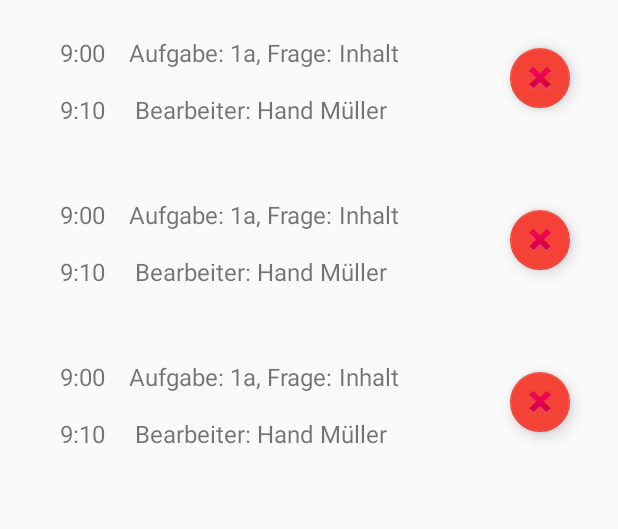
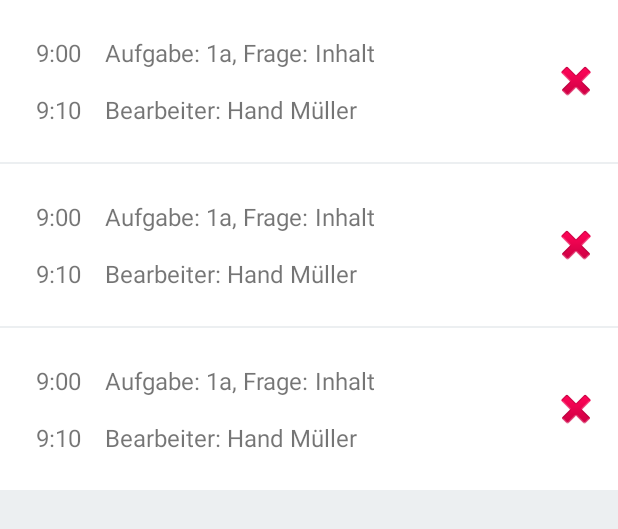
Before and after one commit to marcengelmann/SmartInsight, an Android app: the layout fragment_anfrage_list.xml on its own in the app's theme, with its tools: preview values and no code run, on a phone screen of 412 x 824 dp. Shown: the top 529 px of the screen. Run offline under Robolectric (Android 15) with nearby library versions, the phone set to English and light mode, and no system bars.

Commit message:
überarbeiten der Liste für die Anfragen
Hinzufügen einer Abtrennung und überarbeiten des delete buttons

```diff
--- a/app/src/main/java/de/tum/mw/ftm/praktikum/smartinsight/AnfrageListAdapter.java
+++ b/app/src/main/java/de/tum/mw/ftm/praktikum/smartinsight/AnfrageListAdapter.java
@@ -5,6 +5,7 @@ import android.support.v7.widget.RecyclerView;
 import android.view.LayoutInflater;
 import android.view.View;
 import android.view.ViewGroup;
+import android.widget.ImageButton;
 import android.widget.TextView;
 
 
@@ -71,7 +72,7 @@ public class AnfrageListAdapter extends RecyclerView.Adapter<AnfrageListAdapter.
         public TextView editor;
         public TextView taskNumber;
         public TextView taskSubNumber;
-        public FloatingActionButton listViewButton;
+        public ImageButton listViewButton;
 
         public ViewHolder(View view) {
             super(view);
@@ -84,7 +85,7 @@ public class AnfrageListAdapter extends RecyclerView.Adapter<AnfrageListAdapter.
             startTime = (TextView) view.findViewById(R.id.startTime);
             taskNumber = (TextView) view.findViewById(R.id.taskNumber);
             taskSubNumber = (TextView) view.findViewById(R.id.taskSubNumber);
-            listViewButton = (FloatingActionButton) view.findViewById(R.id.listViewButton);
+            listViewButton = (ImageButton) view.findViewById(R.id.listViewButton);
         }
 
     }
--- a/app/src/main/java/de/tum/mw/ftm/praktikum/smartinsight/AnfrageListFragment.java
+++ b/app/src/main/java/de/tum/mw/ftm/praktikum/smartinsight/AnfrageListFragment.java
@@ -24,7 +24,6 @@ public class AnfrageListFragment extends Fragment implements AnfrageListAdapter.
     private static final String ARG_COLUMN_COUNT = "column-count";
     // TODO: Customize parameters
     private int mColumnCount = 1;
-
     AnfrageListAdapter adapter;
 
     private OnListFragmentInteractionListener mListener;
--- a/app/src/main/res/layout/fragment_anfrage_list.xml
+++ b/app/src/main/res/layout/fragment_anfrage_list.xml
@@ -6,8 +6,7 @@
     android:name="de.tum.mw.ftm.praktikum.smartinsight.AnfrageListFragment"
     android:layout_width="match_parent"
     android:layout_height="match_parent"
-    android:layout_marginLeft="16dp"
-    android:layout_marginRight="16dp"
+    android:background="#ECEFF1"
     app:layoutManager="LinearLayoutManager"
     tools:context="de.tum.mw.ftm.praktikum.smartinsight.AnfrageListFragment"
     tools:listitem="@layout/fragment_list_item" />
--- a/app/src/main/res/layout/fragment_list_item.xml
+++ b/app/src/main/res/layout/fragment_list_item.xml
@@ -3,7 +3,9 @@
     xmlns:app="http://schemas.android.com/apk/res-auto"
     android:layout_width="wrap_content"
     android:layout_height="wrap_content"
-    android:orientation="horizontal">
+    android:orientation="horizontal"
+    android:layout_marginBottom="1dp"
+    android:background="#FFFFFF">
 <RelativeLayout
         android:layout_width="match_parent"
         android:layout_height="wrap_content">
@@ -87,7 +89,7 @@
                 android:layout_width="wrap_content"
                 android:layout_height="wrap_content"
                 android:textSize="16dp"
-                android:text=" Bearbeiter: "/>
+                android:text="Bearbeiter: "/>
             <TextView
                 android:layout_width="wrap_content"
                 android:layout_height="wrap_content"
@@ -98,14 +100,14 @@
 
 
     </GridLayout>
-    <android.support.design.widget.FloatingActionButton
+    <ImageButton
         android:id="@+id/listViewButton"
-        app:fabSize="mini"
         android:layout_width="wrap_content"
         android:layout_height="wrap_content"
         android:layout_alignParentRight="true"
-        android:layout_marginRight="16dp"
-        android:layout_marginTop="32dp"
+        android:layout_marginRight="12dp"
+        android:layout_marginTop="38dp"
+        android:background="#ffffff"
         android:src="@android:drawable/ic_delete"
         />
     </RelativeLayout>
```
